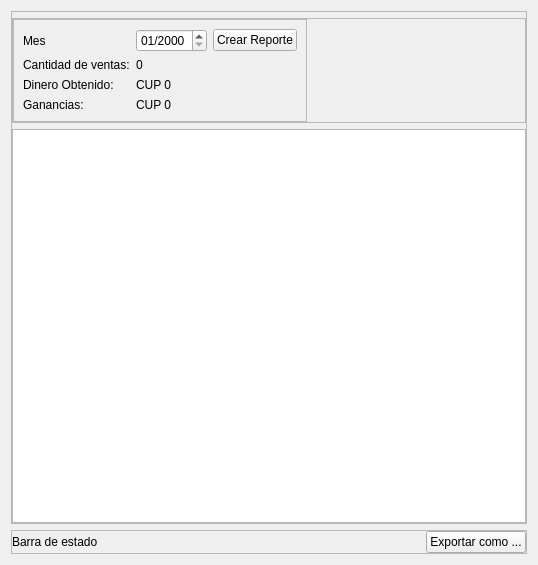
Old version of the form view/ui/month_sale_report.ui in the repository R0land013/blue-pos.
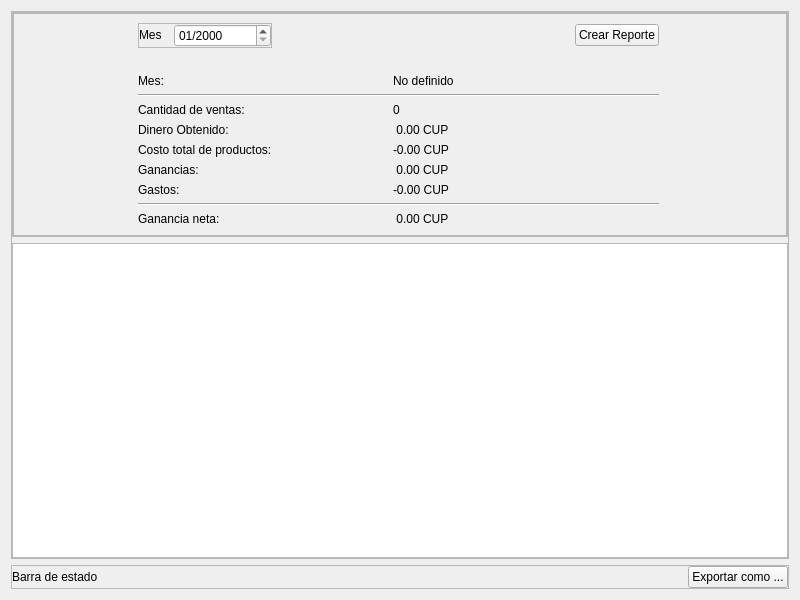
New version of the form.

Commit message: Style: Cambios en la vista de reporte mensual para incluir los costos, los gastos y la ganancia neta

Patch:
```diff
--- a/view/ui/month_sale_report.ui
+++ b/view/ui/month_sale_report.ui
@@ -6,8 +6,8 @@
    <rect>
     <x>0</x>
     <y>0</y>
-    <width>538</width>
-    <height>565</height>
+    <width>800</width>
+    <height>600</height>
    </rect>
   </property>
   <property name="windowTitle">
@@ -35,16 +35,6 @@
       <property name="bottomMargin">
        <number>0</number>
       </property>
-      <item>
-       <widget class="QFrame" name="tool_bar_frame">
-        <property name="frameShape">
-         <enum>QFrame::StyledPanel</enum>
-        </property>
-        <property name="frameShadow">
-         <enum>QFrame::Raised</enum>
-        </property>
-       </widget>
-      </item>
       <item>
        <widget class="QFrame" name="frame_2">
         <property name="frameShape">
@@ -60,6 +50,9 @@
          <property name="topMargin">
           <number>0</number>
          </property>
+         <property name="rightMargin">
+          <number>0</number>
+         </property>
          <property name="bottomMargin">
           <number>0</number>
          </property>
@@ -72,70 +65,258 @@
             <enum>QFrame::Raised</enum>
            </property>
            <layout class="QGridLayout" name="gridLayout">
+            <item row="2" column="1">
+             <widget class="QLabel" name="month_label">
+              <property name="sizePolicy">
+               <sizepolicy hsizetype="Maximum" vsizetype="Maximum">
+                <horstretch>0</horstretch>
+                <verstretch>0</verstretch>
+               </sizepolicy>
+              </property>
+              <property name="text">
+               <string>No definido</string>
+              </property>
+             </widget>
+            </item>
+            <item row="3" column="0" colspan="3">
+             <widget class="Line" name="line">
+              <property name="orientation">
+               <enum>Qt::Horizontal</enum>
+              </property>
+             </widget>
+            </item>
+            <item row="6" column="0">
+             <widget class="QLabel" name="label_7">
+              <property name="sizePolicy">
+               <sizepolicy hsizetype="Maximum" vsizetype="Maximum">
+                <horstretch>0</horstretch>
+                <verstretch>0</verstretch>
+               </sizepolicy>
+              </property>
+              <property name="text">
+               <string>Costo total de productos:</string>
+              </property>
+             </widget>
+            </item>
             <item row="1" column="0">
+             <widget class="QLabel" name="empty_label">
+              <property name="sizePolicy">
+               <sizepolicy hsizetype="Maximum" vsizetype="Maximum">
+                <horstretch>0</horstretch>
+                <verstretch>0</verstretch>
+               </sizepolicy>
+              </property>
+              <property name="text">
+               <string/>
+              </property>
+             </widget>
+            </item>
+            <item row="6" column="1">
+             <widget class="QLabel" name="total_cost_label">
+              <property name="sizePolicy">
+               <sizepolicy hsizetype="Maximum" vsizetype="Maximum">
+                <horstretch>0</horstretch>
+                <verstretch>0</verstretch>
+               </sizepolicy>
+              </property>
+              <property name="text">
+               <string>-0.00 CUP</string>
+              </property>
+             </widget>
+            </item>
+            <item row="0" column="0">
+             <widget class="QFrame" name="frame_4">
+              <property name="frameShape">
+               <enum>QFrame::StyledPanel</enum>
+              </property>
+              <property name="frameShadow">
+               <enum>QFrame::Raised</enum>
+              </property>
+              <layout class="QHBoxLayout" name="horizontalLayout_3">
+               <property name="spacing">
+                <number>12</number>
+               </property>
+               <property name="leftMargin">
+                <number>0</number>
+               </property>
+               <property name="topMargin">
+                <number>0</number>
+               </property>
+               <property name="rightMargin">
+                <number>0</number>
+               </property>
+               <property name="bottomMargin">
+                <number>0</number>
+               </property>
+               <item>
+                <widget class="QLabel" name="label">
+                 <property name="sizePolicy">
+                  <sizepolicy hsizetype="Maximum" vsizetype="Maximum">
+                   <horstretch>0</horstretch>
+                   <verstretch>0</verstretch>
+                  </sizepolicy>
+                 </property>
+                 <property name="text">
+                  <string>Mes</string>
+                 </property>
+                </widget>
+               </item>
+               <item>
+                <widget class="QDateEdit" name="month_date_edit">
+                 <property name="currentSection">
+                  <enum>QDateTimeEdit::MonthSection</enum>
+                 </property>
+                 <property name="displayFormat">
+                  <string>MM/yyyy</string>
+                 </property>
+                 <property name="calendarPopup">
+                  <bool>false</bool>
+                 </property>
+                </widget>
+               </item>
+              </layout>
+             </widget>
+            </item>
+            <item row="8" column="0">
+             <widget class="QLabel" name="label_8">
+              <property name="sizePolicy">
+               <sizepolicy hsizetype="Maximum" vsizetype="Maximum">
+                <horstretch>0</horstretch>
+                <verstretch>0</verstretch>
+               </sizepolicy>
+              </property>
+              <property name="text">
+               <string>Gastos:</string>
+              </property>
+             </widget>
+            </item>
+            <item row="8" column="1">
+             <widget class="QLabel" name="expense_money_label">
+              <property name="text">
+               <string>-0.00 CUP</string>
+              </property>
+             </widget>
+            </item>
+            <item row="10" column="0" colspan="3">
+             <widget class="Line" name="line_2">
+              <property name="orientation">
+               <enum>Qt::Horizontal</enum>
+              </property>
+             </widget>
+            </item>
+            <item row="4" column="0">
              <widget class="QLabel" name="label_2">
+              <property name="sizePolicy">
+               <sizepolicy hsizetype="Maximum" vsizetype="Maximum">
+                <horstretch>0</horstretch>
+                <verstretch>0</verstretch>
+               </sizepolicy>
+              </property>
               <property name="text">
                <string>Cantidad de ventas:</string>
               </property>
              </widget>
             </item>
-            <item row="1" column="1">
+            <item row="4" column="1">
              <widget class="QLabel" name="sale_quantity_label">
+              <property name="sizePolicy">
+               <sizepolicy hsizetype="Maximum" vsizetype="Maximum">
+                <horstretch>0</horstretch>
+                <verstretch>0</verstretch>
+               </sizepolicy>
+              </property>
               <property name="text">
                <string>0</string>
               </property>
              </widget>
             </item>
-            <item row="0" column="1">
-             <widget class="QDateEdit" name="month_date_edit">
-              <property name="currentSection">
-               <enum>QDateTimeEdit::MonthSection</enum>
-              </property>
-              <property name="displayFormat">
-               <string>MM/yyyy</string>
-              </property>
-              <property name="calendarPopup">
-               <bool>false</bool>
-              </property>
-             </widget>
-            </item>
-            <item row="2" column="0">
+            <item row="5" column="0">
              <widget class="QLabel" name="label_4">
+              <property name="sizePolicy">
+               <sizepolicy hsizetype="Maximum" vsizetype="Maximum">
+                <horstretch>0</horstretch>
+                <verstretch>0</verstretch>
+               </sizepolicy>
+              </property>
               <property name="text">
                <string>Dinero Obtenido:</string>
               </property>
              </widget>
             </item>
-            <item row="0" column="0">
-             <widget class="QLabel" name="label">
-              <property name="text">
-               <string>Mes</string>
-              </property>
-             </widget>
-            </item>
-            <item row="2" column="1">
-             <widget class="QLabel" name="payment_money_label">
-              <property name="text">
-               <string>CUP 0</string>
-              </property>
-             </widget>
-            </item>
-            <item row="3" column="0">
+            <item row="7" column="0">
              <widget class="QLabel" name="label_6">
+              <property name="sizePolicy">
+               <sizepolicy hsizetype="Maximum" vsizetype="Maximum">
+                <horstretch>0</horstretch>
+                <verstretch>0</verstretch>
+               </sizepolicy>
+              </property>
               <property name="text">
                <string>Ganancias:</string>
               </property>
              </widget>
             </item>
-            <item row="3" column="1">
+            <item row="7" column="1">
              <widget class="QLabel" name="profit_money_label">
+              <property name="sizePolicy">
+               <sizepolicy hsizetype="Maximum" vsizetype="Maximum">
+                <horstretch>0</horstretch>
+                <verstretch>0</verstretch>
+               </sizepolicy>
+              </property>
               <property name="text">
-               <string>CUP 0</string>
+               <string> 0.00 CUP</string>
+              </property>
+             </widget>
+            </item>
+            <item row="5" column="1">
+             <widget class="QLabel" name="payment_money_label">
+              <property name="sizePolicy">
+               <sizepolicy hsizetype="Maximum" vsizetype="Maximum">
+                <horstretch>0</horstretch>
+                <verstretch>0</verstretch>
+               </sizepolicy>
+              </property>
+              <property name="text">
+               <string> 0.00 CUP</string>
+              </property>
+             </widget>
+            </item>
+            <item row="2" column="0">
+             <widget class="QLabel" name="label_3">
+              <property name="sizePolicy">
+               <sizepolicy hsizetype="Maximum" vsizetype="Maximum">
+                <horstretch>0</horstretch>
+                <verstretch>0</verstretch>
+               </sizepolicy>
+              </property>
+              <property name="text">
+               <string>Mes:</string>
+              </property>
+             </widget>
+            </item>
+            <item row="11" column="0">
+             <widget class="QLabel" name="label_9">
+              <property name="text">
+               <string>Ganancia neta:</string>
+              </property>
+             </widget>
+            </item>
+            <item row="11" column="1">
+             <widget class="QLabel" name="net_profit_label">
+              <property name="text">
+               <string> 0.00 CUP</string>
               </property>
              </widget>
             </item>
             <item row="0" column="2">
              <widget class="QPushButton" name="create_report_button">
+              <property name="sizePolicy">
+               <sizepolicy hsizetype="Maximum" vsizetype="Maximum">
+                <horstretch>0</horstretch>
+                <verstretch>0</verstretch>
+               </sizepolicy>
+              </property>
               <property name="cursor">
                <cursorShape>PointingHandCursor</cursorShape>
               </property>
@@ -147,19 +328,6 @@
            </layout>
           </widget>
          </item>
-         <item>
-          <spacer name="horizontalSpacer">
-           <property name="orientation">
-            <enum>Qt::Horizontal</enum>
-           </property>
-           <property name="sizeHint" stdset="0">
-            <size>
-             <width>40</width>
-             <height>20</height>
-            </size>
-           </property>
-          </spacer>
-         </item>
         </layout>
        </widget>
       </item>
```
